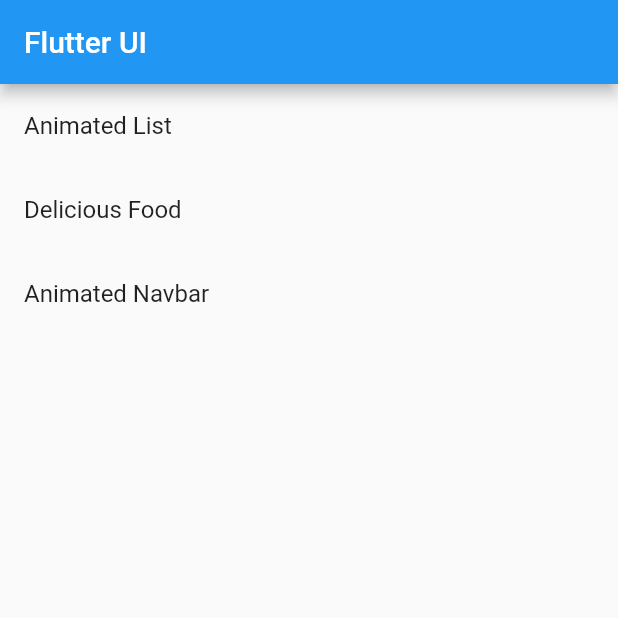
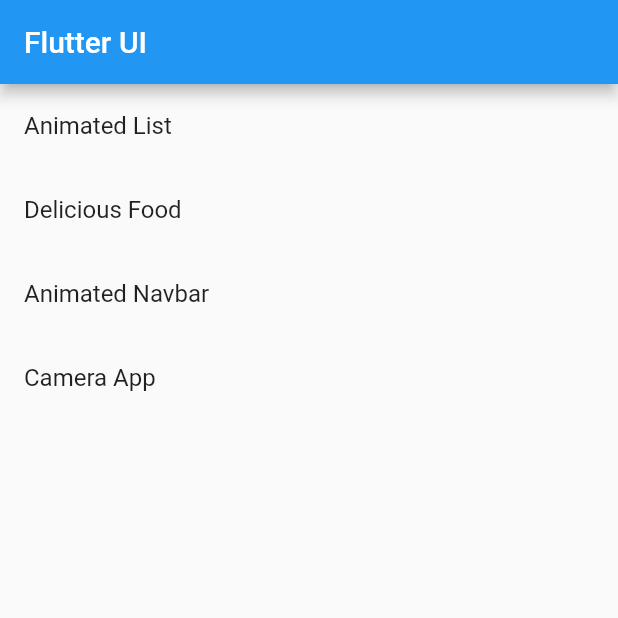
Before and after one commit to albinpk/flutter_ui, a Flutter app: the screen it shows after launch, on a phone screen of 412 x 824 dp, the top half of it. Run offline on Flutter 3.47's test engine with Material 2 defaults, Android fonts, the phone set to English and light mode, and no system bars.

Commit message:
feat: create `CameraApp` widget

```diff
--- a/lib/main.dart
+++ b/lib/main.dart
@@ -3,6 +3,7 @@ import 'package:flutter/material.dart';
 import 'core/slide_page_route.dart';
 import 'features/animated_list_app/animated_list_app.dart';
 import 'features/animated_navbar_app/animated_navbar_app.dart';
+import 'features/camera_app/camera_app.dart';
 import 'features/delicious_food_app/delicious_food_app.dart';
 
 void main() {
@@ -32,6 +33,7 @@ class MyHomePage extends StatelessWidget {
     UiApp('Animated List', AnimatedListApp()),
     UiApp('Delicious Food', DeliciousFoodApp()),
     UiApp('Animated Navbar', AnimatedNavbarApp()),
+    UiApp('Camera App', CameraApp()),
   ];
 
   @override
```
Also changed, not shown: lib/features/camera_app/camera_app.dart (added, +14 -0 lines).
